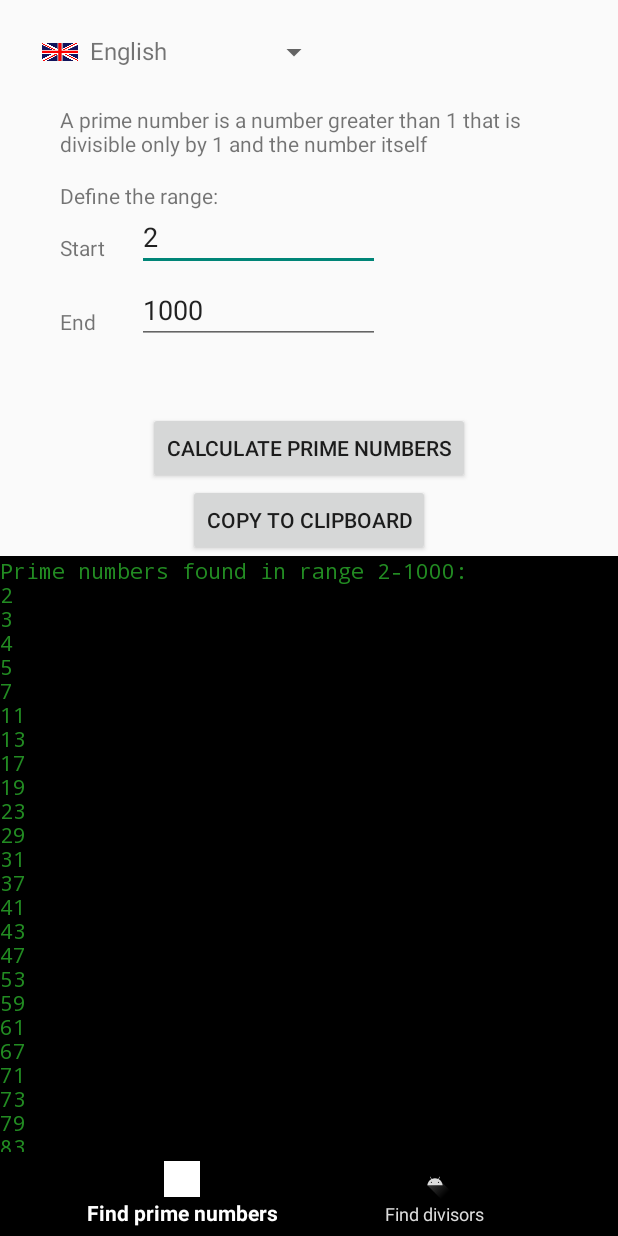
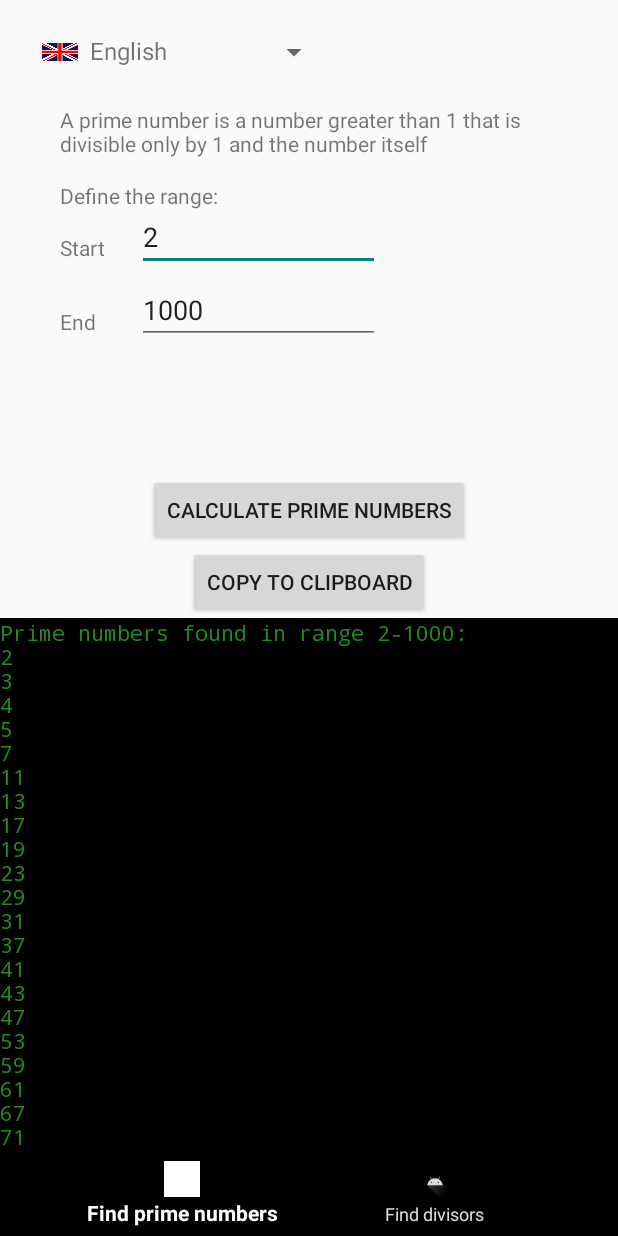
Before and after one commit to vadiohead/PrimeNumbers, an Android app: the screen it shows after launch (MainActivity), after a tap on "CALCULATE PRIME NUMBERS", on a phone screen of 412 x 824 dp. Run offline under Robolectric (Android 15) with nearby library versions, the light colour scheme and no system bars.

Commit message:
bug fixes

```diff
--- a/app/src/main/AndroidManifest.xml
+++ b/app/src/main/AndroidManifest.xml
@@ -14,6 +14,7 @@
         tools:targetApi="31">
         <activity
             android:name=".MainActivity"
+            android:windowSoftInputMode="adjustPan"
             android:exported="true">
             <intent-filter>
                 <action android:name="android.intent.action.MAIN" />
--- a/app/src/main/java/com/example/primenumbers/MainActivity.java
+++ b/app/src/main/java/com/example/primenumbers/MainActivity.java
@@ -59,9 +59,9 @@ public class MainActivity extends AppCompatActivity {
     TextView fromView;
     TextView toView;
 
-    private String numbers;
-    private int start = 2;
-    private int end = 1000;
+    protected String numbers;
+    protected int start = 2;
+    protected int end = 1000;
     BottomNavigationView bottomNav;
     MenuItem prime;
     MenuItem divis;
@@ -353,13 +353,13 @@ public class MainActivity extends AppCompatActivity {
                 Log.d("PHO QUINN HAIL", "Default view CHANGING PROCESS FINISHED");
                 textView.setText(text);
                 Log.d("PHO QUINN HAIL", "Text view CHANGING PROCESS FINISHED");
-                fromView.setText(from);
+                startView.setText(from);
                 Log.d("PHO QUINN HAIL", "From view CHANGING PROCESS FINISHED");
-                toView.setText(to);
+                endView.setText(to);
                 Log.d("PHO QUINN HAIL", "To view CHANGING PROCESS FINISHED");
-                startView.setText("2");
+                fromView.setText("2");
                 Log.d("PHO QUINN HAIL", "Start view CHANGING PROCESS FINISHED");
-                endView.setText("1000");
+                toView.setText("1000");
                 Log.d("PHO QUINN HAIL", "End view CHANGING PROCESS FINISHED");
                 copyButton.setText(copy);
                 Log.d("PHO QUINN HAIL", "Copy button view CHANGING PROCESS FINISHED");
@@ -399,8 +399,8 @@ public class MainActivity extends AppCompatActivity {
         divis = bottomNav.getMenu().getItem(1);
 
         textView = findViewById(R.id.textView2);
-        startView = findViewById(R.id.fromValue);
-        endView = findViewById(R.id.toValue);
+        startView = findViewById(R.id.from);
+        endView = findViewById(R.id.to);
 
         copyButton = findViewById(R.id.copy);
         calculateButton = findViewById(R.id.calculate);
@@ -408,8 +408,8 @@ public class MainActivity extends AppCompatActivity {
         definitionView = findViewById(R.id.definition);
         defaultView = findViewById(R.id.numbers);
 
-        fromView = findViewById(R.id.from);
-        toView = findViewById(R.id.to);
+        fromView = findViewById(R.id.fromValue);
+        toView = findViewById(R.id.toValue);
         result = findViewById(R.id.numbers);
 
         numberInput = findViewById(R.id.number_input);
@@ -480,7 +480,9 @@ public class MainActivity extends AppCompatActivity {
         }
         try {
             start = Integer.parseInt(fromText);
+            Log.d("PRIME", "START is" + start);
             end = Integer.parseInt(toText);
+            Log.d("PRIME", "END is" + end);
         }
         catch (NumberFormatException e) {
             result.setText("Invalid input. Please enter numeric values.");
--- a/app/src/main/res/layout/activity_main.xml
+++ b/app/src/main/res/layout/activity_main.xml
@@ -48,12 +48,13 @@
         android:id="@+id/bottom_navigation"
         android:layout_width="0dp"
         android:layout_height="wrap_content"
+        android:visibility="visible"
+        app:itemIconTint="@color/nav_item_color"
+        app:itemTextColor="@color/nav_item_color"
         app:layout_constraintBottom_toBottomOf="parent"
+        app:layout_constraintEnd_toEndOf="parent"
         app:layout_constraintStart_toStartOf="parent"
-        app:layout_constraintEnd_toEndOf="parent"
-        app:menu="@menu/navigation_menu"
-        app:itemIconTint="@color/nav_item_color"
-        app:itemTextColor="@color/nav_item_color" />
+        app:menu="@menu/navigation_menu" />
 
     <!-- Guideline to split screen in half -->
     <androidx.constraintlayout.widget.Guideline
@@ -61,7 +62,7 @@
         android:layout_width="wrap_content"
         android:layout_height="wrap_content"
         android:orientation="horizontal"
-        app:layout_constraintGuide_percent="0.45" />
+        app:layout_constraintGuide_percent="0.5" />
 
     <!-- Button Container (LinearLayout replaced with ConstraintLayout) -->
     <androidx.constraintlayout.widget.ConstraintLayout
@@ -164,7 +165,6 @@
             android:layout_marginTop="-20dp"
             android:ems="10"
             android:inputType="number"
-            android:text="2"
             app:layout_constraintStart_toEndOf="@id/from"
             app:layout_constraintTop_toTopOf="@id/from" />
 
@@ -177,7 +177,6 @@
             android:layout_marginTop="3dp"
             android:ems="10"
             android:inputType="number"
-            android:text="1000"
             app:layout_constraintStart_toEndOf="@id/from"
             app:layout_constraintTop_toBottomOf="@id/fromValue" />
 
```
